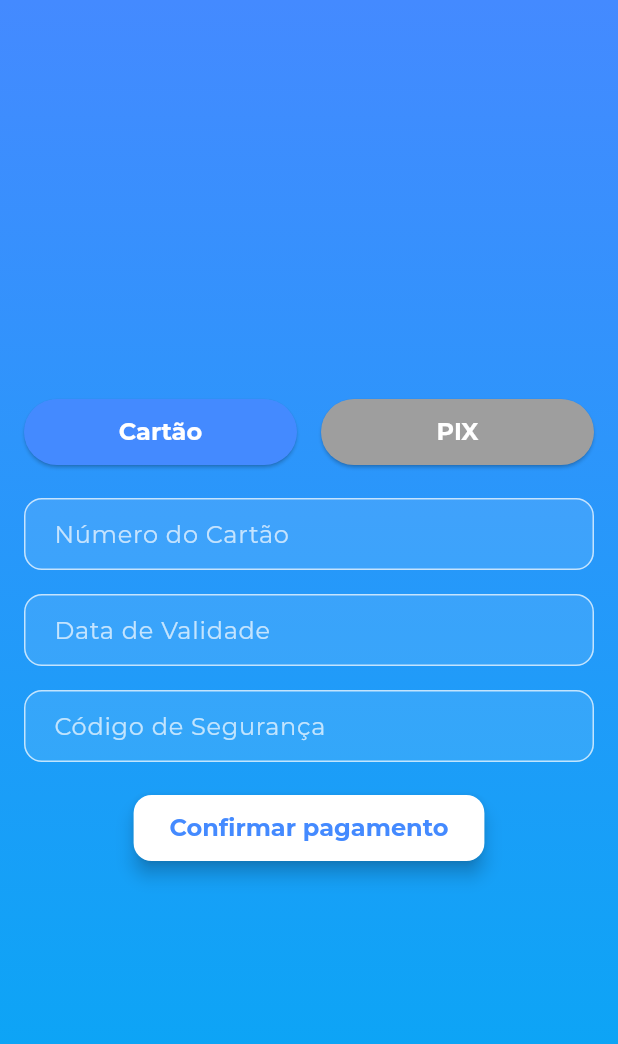
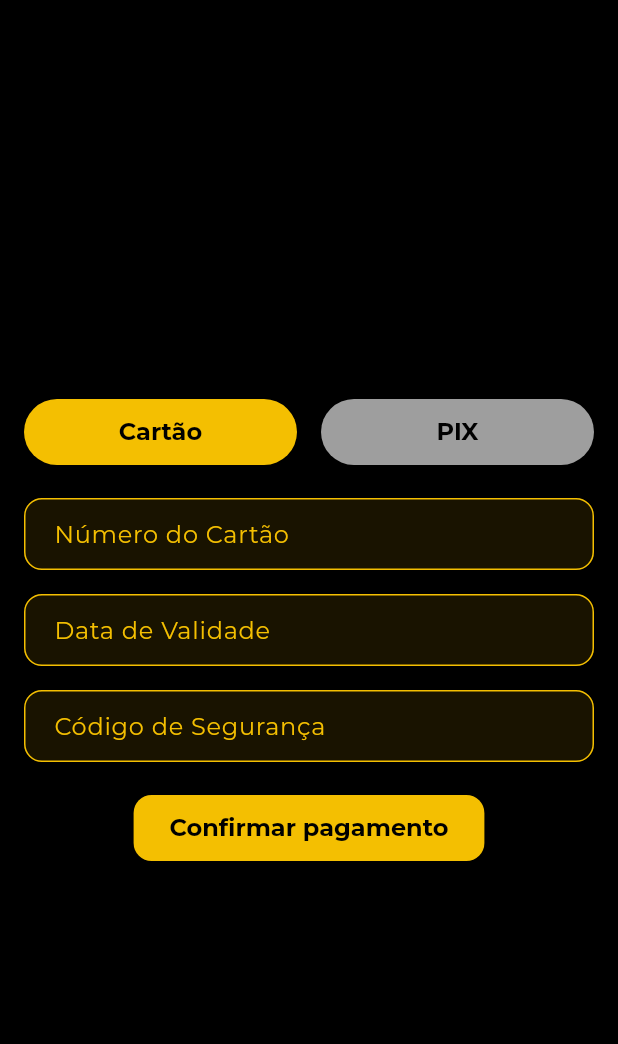
Before and after one commit to PedroAugustoACT/flutter_gym, a Flutter app: the SignupScreen screen opened by its route, after a tap on "Continuar", on a phone screen of 412 x 824 dp. Shown: the top 1044 px of the screen. Run offline on Flutter 3.47's test engine with Material 3 defaults, Android fonts, the phone set to English and light mode, and no system bars; our stand-ins replace qr_flutter; project files that could hold a hidden picture were left out.

```diff
--- a/lib/app/routes.dart
+++ b/lib/app/routes.dart
@@ -4,13 +4,19 @@ import '../screens/signup_screen.dart';
 import '../screens/home_screen.dart';
 import '../screens/payment_screen.dart';
 import '../screens/imc_screen.dart';
-
+import '../services/auth_service.dart';
 
 final Map<String, WidgetBuilder> appRoutes = {
-  '/': (context) => LoginScreen(),
+  '/': (context) => LoginScreen(), // Tela de login
   '/signup': (context) => SignupScreen(),
-  '/home': (context) => HomeScreen(),
+  '/home': (context) {
+    final user = AuthService.currentUser;
+    if (user != null) {
+      return HomeScreen(user: user);  // Passando o usuário logado
+    } else {
+      return LoginScreen();  // Redireciona para a tela de login se o usuário não estiver logado
+    }
+  },
   '/payment': (context) => PaymentScreen(),
   '/imc': (context) => IMCScreen(),
-
 };
--- a/lib/screens/payment_screen.dart
+++ b/lib/screens/payment_screen.dart
@@ -8,8 +8,7 @@ class PaymentScreen extends StatefulWidget {
 }
 
 class _PaymentScreenState extends State<PaymentScreen> {
-  bool isPixSelected =
-      false; // Adiciona um estado para saber se o Pix foi selecionado
+  bool isPixSelected = false;
 
   @override
   Widget build(BuildContext context) {
@@ -17,7 +16,7 @@ class _PaymentScreenState extends State<PaymentScreen> {
       body: Container(
         decoration: const BoxDecoration(
           gradient: LinearGradient(
-            colors: [Colors.blueAccent, Colors.lightBlue],
+            colors: [Colors.black, Colors.black],
             begin: Alignment.topCenter,
             end: Alignment.bottomCenter,
           ),
@@ -30,18 +29,15 @@ class _PaymentScreenState extends State<PaymentScreen> {
               crossAxisAlignment: CrossAxisAlignment.start,
               children: [
                 const SizedBox(height: 16),
-                // Seção de seleção do método de pagamento
                 Row(
                   mainAxisAlignment: MainAxisAlignment.center,
                   children: [
                     Expanded(
-                      // Torna o botão flexível para ajustar-se ao espaço disponível
                       child: ElevatedButton(
                         style: PaymentStyles.paymentButtonStyle(!isPixSelected),
                         onPressed: () {
                           setState(() {
-                            isPixSelected =
-                                false; // Seleciona o pagamento por cartão
+                            isPixSelected = false;
                           });
                         },
                         child: Text(
@@ -52,13 +48,11 @@ class _PaymentScreenState extends State<PaymentScreen> {
                     ),
                     SizedBox(width: 16),
                     Expanded(
-                      // Torna o botão flexível para ajustar-se ao espaço disponível
                       child: ElevatedButton(
                         style: PaymentStyles.paymentButtonStyle(isPixSelected),
                         onPressed: () {
                           setState(() {
-                            isPixSelected =
-                                true; // Seleciona o pagamento por PIX
+                            isPixSelected = true;
                           });
                         },
                         child: Text(
@@ -70,7 +64,6 @@ class _PaymentScreenState extends State<PaymentScreen> {
                   ],
                 ),
                 const SizedBox(height: 20),
-                // Exibe o formulário de pagamento com cartão ou PIX, dependendo da seleção
                 isPixSelected
                     ? _buildPixPayment(context)
                     : _buildCardPaymentForm(context),
@@ -87,17 +80,17 @@ class _PaymentScreenState extends State<PaymentScreen> {
       children: [
         TextField(
           decoration: PaymentStyles.textFieldDecoration('Número do Cartão'),
-          style: TextStyle(color: Colors.white),
+          style: TextStyle(color: const Color(0xFFF4BF01)),
         ),
         const SizedBox(height: 16),
         TextField(
           decoration: PaymentStyles.textFieldDecoration('Data de Validade'),
-          style: TextStyle(color: Colors.white),
+          style: TextStyle(color: const Color(0xFFF4BF01)),
         ),
         const SizedBox(height: 16),
         TextField(
           decoration: PaymentStyles.textFieldDecoration('Código de Segurança'),
-          style: TextStyle(color: Colors.white),
+          style: TextStyle(color: const Color(0xFFF4BF01)),
         ),
         const SizedBox(height: 20),
         ElevatedButton(
@@ -107,8 +100,7 @@ class _PaymentScreenState extends State<PaymentScreen> {
           },
           child: Text(
             'Confirmar pagamento',
-            style: PaymentStyles.buttonTextStyle
-                .copyWith(color: Colors.blueAccent),
+            style: PaymentStyles.buttonTextStyle.copyWith(color: Colors.black),
           ),
         ),
       ],
@@ -121,10 +113,18 @@ class _PaymentScreenState extends State<PaymentScreen> {
     return Column(
       mainAxisAlignment: MainAxisAlignment.center,
       children: [
-        QrImageView(
-          data: pixData,
-          version: QrVersions.auto,
-          size: 200.0,
+        Container(
+          decoration: BoxDecoration(
+            color: Colors.white,
+            borderRadius: BorderRadius.circular(12),
+          ),
+          padding: const EdgeInsets.all(16.0),
+          child: QrImageView(
+            data: pixData,
+            version: QrVersions.auto,
+            size: 200.0,
+            foregroundColor: Colors.black,
+          ),
         ),
         const SizedBox(height: 16),
         Text(
@@ -140,8 +140,7 @@ class _PaymentScreenState extends State<PaymentScreen> {
           },
           child: Text(
             'Confirmar pagamento',
-            style: PaymentStyles.buttonTextStyle
-                .copyWith(color: Colors.blueAccent),
+            style: PaymentStyles.buttonTextStyle.copyWith(color: Colors.black),
           ),
         ),
       ],
--- a/lib/screens/signup_screen.dart
+++ b/lib/screens/signup_screen.dart
@@ -8,7 +8,7 @@ class SignupScreen extends StatelessWidget {
       body: Container(
         decoration: const BoxDecoration(
           gradient: LinearGradient(
-            colors: [Colors.blueAccent, Colors.lightBlue],
+            colors: [Colors.black, Colors.black],
             begin: Alignment.topCenter,
             end: Alignment.bottomCenter,
           ),
@@ -35,7 +35,7 @@ class SignupScreen extends StatelessWidget {
                     'Nome',
                     icon: Icons.person_outline,
                   ),
-                  style: TextStyle(color: Colors.white),
+                  style: TextStyle(color: const Color(0xFFF4BF01)),
                 ),
                 const SizedBox(height: 16),
                 TextField(
@@ -43,7 +43,7 @@ class SignupScreen extends StatelessWidget {
                     'Email',
                     icon: Icons.email_outlined,
                   ),
-                  style: TextStyle(color: Colors.white),
+                  style: TextStyle(color: const Color(0xFFF4BF01)),
                 ),
                 const SizedBox(height: 16),
                 TextField(
@@ -51,11 +51,10 @@ class SignupScreen extends StatelessWidget {
                     'Senha',
                     icon: Icons.lock_outline,
                   ),
-                  style: TextStyle(color: Colors.white),
+                  style: TextStyle(color: const Color(0xFFF4BF01)),
                   obscureText: true,
                 ),
                 const SizedBox(height: 24),
-                // Botão de cadastro
                 ElevatedButton(
                   style: LoginStyles.elevatedButtonStyle(),
                   onPressed: () {
--- a/lib/styles/login_styles.dart
+++ b/lib/styles/login_styles.dart
@@ -5,30 +5,31 @@ class LoginStyles {
   static const welcomeTextStyle = TextStyle(
     fontSize: 32,
     fontWeight: FontWeight.bold,
-    color: Colors.white,
+    color: const Color(0xFFF4BF01),
   );
 
   // Estilo para o subtítulo
   static const subtitleTextStyle = TextStyle(
     fontSize: 16,
     fontWeight: FontWeight.normal,
-    color: Colors.white70,
+    color: const Color(0xFFF4BF01),
   );
 
   // Decoração para os campos de texto
   static InputDecoration textFieldDecoration(String label, {IconData? icon}) {
     return InputDecoration(
       labelText: label,
-      prefixIcon: icon != null ? Icon(icon, color: Colors.white70) : null,
+      prefixIcon:
+          icon != null ? Icon(icon, color: const Color(0xFFF4BF01)) : null,
       filled: true,
-      fillColor: Colors.white.withOpacity(0.1),
-      labelStyle: TextStyle(color: Colors.white70),
+      fillColor: const Color(0xFFF4BF01).withOpacity(0.1),
+      labelStyle: TextStyle(color: const Color(0xFFF4BF01)),
       enabledBorder: OutlineInputBorder(
-        borderSide: BorderSide(color: Colors.white70),
+        borderSide: BorderSide(color: const Color(0xFFF4BF01)),
         borderRadius: BorderRadius.circular(12),
       ),
       focusedBorder: OutlineInputBorder(
-        borderSide: BorderSide(color: Colors.white),
+        borderSide: BorderSide(color: const Color(0xFFF4BF01)),
         borderRadius: BorderRadius.circular(12),
       ),
       contentPadding: EdgeInsets.symmetric(horizontal: 16, vertical: 12),
@@ -38,8 +39,8 @@ class LoginStyles {
   // Estilo para o botão elevado
   static ButtonStyle elevatedButtonStyle() {
     return ElevatedButton.styleFrom(
-      backgroundColor: Colors.white,
-      foregroundColor: Colors.blueAccent,
+      backgroundColor: const Color(0xFFF4BF01),
+      foregroundColor: Colors.black,
       shape: RoundedRectangleBorder(
         borderRadius: BorderRadius.circular(12),
       ),
@@ -53,7 +54,7 @@ class LoginStyles {
   // Estilo para o botão de texto
   static TextStyle textButtonStyle() {
     return TextStyle(
-        color: Colors.white,
+        color: const Color(0xFFF4BF01),
         fontSize: 14,
         decoration: TextDecoration.underline);
   }
--- a/lib/styles/payment_styles.dart
+++ b/lib/styles/payment_styles.dart
@@ -4,7 +4,7 @@ class PaymentStyles {
   // Estilo do botão de pagamento (Cartão / PIX)
   static ButtonStyle paymentButtonStyle(bool isSelected) {
     return ElevatedButton.styleFrom(
-      backgroundColor: isSelected ? Colors.blueAccent : Colors.grey,
+      backgroundColor: isSelected ? const Color(0xFFF4BF01) : Colors.grey,
       padding: EdgeInsets.symmetric(horizontal: 24, vertical: 12),
       textStyle: TextStyle(fontSize: 16),
     );
@@ -14,16 +14,16 @@ class PaymentStyles {
   static InputDecoration textFieldDecoration(String label, {IconData? icon}) {
     return InputDecoration(
       labelText: label,
-      prefixIcon: icon != null ? Icon(icon, color: Colors.white70) : null,
+      prefixIcon: icon != null ? Icon(icon, color: const Color(0xFFF4BF01)) : null,
       filled: true,
-      fillColor: Colors.white.withOpacity(0.1),
-      labelStyle: TextStyle(color: Colors.white70),
+      fillColor: const Color(0xFFF4BF01).withOpacity(0.1),
+      labelStyle: TextStyle(color: const Color(0xFFF4BF01)),
       enabledBorder: OutlineInputBorder(
-        borderSide: BorderSide(color: Colors.white70),
+        borderSide: BorderSide(color: const Color(0xFFF4BF01)),
         borderRadius: BorderRadius.circular(12),
       ),
       focusedBorder: OutlineInputBorder(
-        borderSide: BorderSide(color: Colors.white),
+        borderSide: BorderSide(color: const Color(0xFFF4BF01)),
         borderRadius: BorderRadius.circular(12),
       ),
       contentPadding: EdgeInsets.symmetric(horizontal: 16, vertical: 12),
@@ -33,8 +33,8 @@ class PaymentStyles {
   // Estilo do botão de confirmação de pagamento
   static ButtonStyle confirmButtonStyle() {
     return ElevatedButton.styleFrom(
-      backgroundColor: Colors.white,
-      foregroundColor: Colors.blueAccent,
+      backgroundColor: const Color(0xFFF4BF01),
+      foregroundColor: Colors.black,
       shape: RoundedRectangleBorder(
         borderRadius: BorderRadius.circular(12),
       ),
@@ -48,13 +48,13 @@ class PaymentStyles {
     fontFamily: 'Montserrat',
     fontSize: 16,
     fontWeight: FontWeight.bold,
-    color: Colors.white,
+    color: Colors.black,
   );
 
   // Estilo do texto para o Pix
   static const pixTextStyle = TextStyle(
     fontSize: 16,
     fontWeight: FontWeight.w500,
-    color: Colors.white,
+    color: const Color(0xFFF4BF01),
   );
 }
```
Also changed, not shown: lib/screens/home_screen.dart (+95 -26 lines), lib/screens/imc_screen.dart (+4 -4 lines), lib/screens/login_screen.dart (+44 -25 lines), lib/services/auth_service.dart (+15 -3 lines), lib/styles/home_styles.dart (+26 -4 lines), lib/styles/imc_styles.dart (+9 -8 lines).
